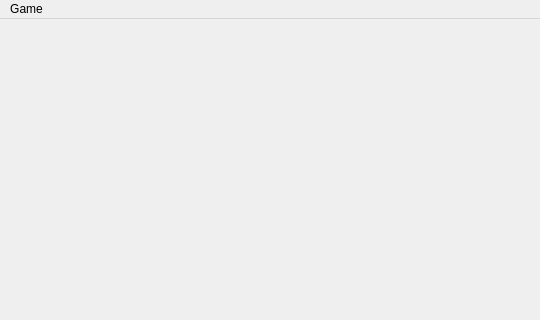
Old version of the form Assignment_23/main.ui in the repository zhazimzadeh/Python_Course; both pictures show x 0 to 540 and y 0 to 320 of the 540 by 514 pixel window.
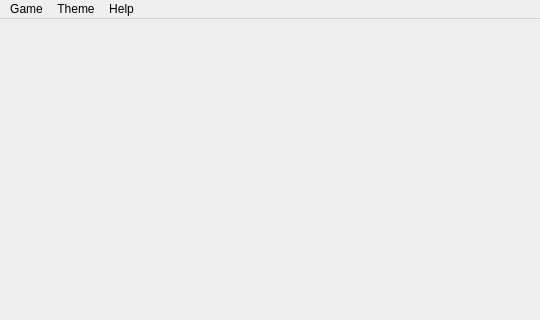
New version of the form.

```diff
--- a/Assignment_23/main.ui
+++ b/Assignment_23/main.ui
@@ -41,8 +41,26 @@
     </property>
     <addaction name="menu_new"/>
     <addaction name="menu_openfile"/>
+    <addaction name="menu_solve"/>
+    <addaction name="menu_exit_2"/>
+   </widget>
+   <widget class="QMenu" name="menuTheme">
+    <property name="title">
+     <string>Theme</string>
+    </property>
+    <addaction name="menu_dark"/>
+    <addaction name="menu_light"/>
+   </widget>
+   <widget class="QMenu" name="menuHelp">
+    <property name="title">
+     <string>Help</string>
+    </property>
+    <addaction name="menu_help_2"/>
+    <addaction name="menu_about_2"/>
    </widget>
    <addaction name="menuGame"/>
+   <addaction name="menuTheme"/>
+   <addaction name="menuHelp"/>
   </widget>
   <widget class="QStatusBar" name="statusbar"/>
   <action name="menu_new">
```
Left out of the diff: 45 changed lines with no effect on the pictures.
